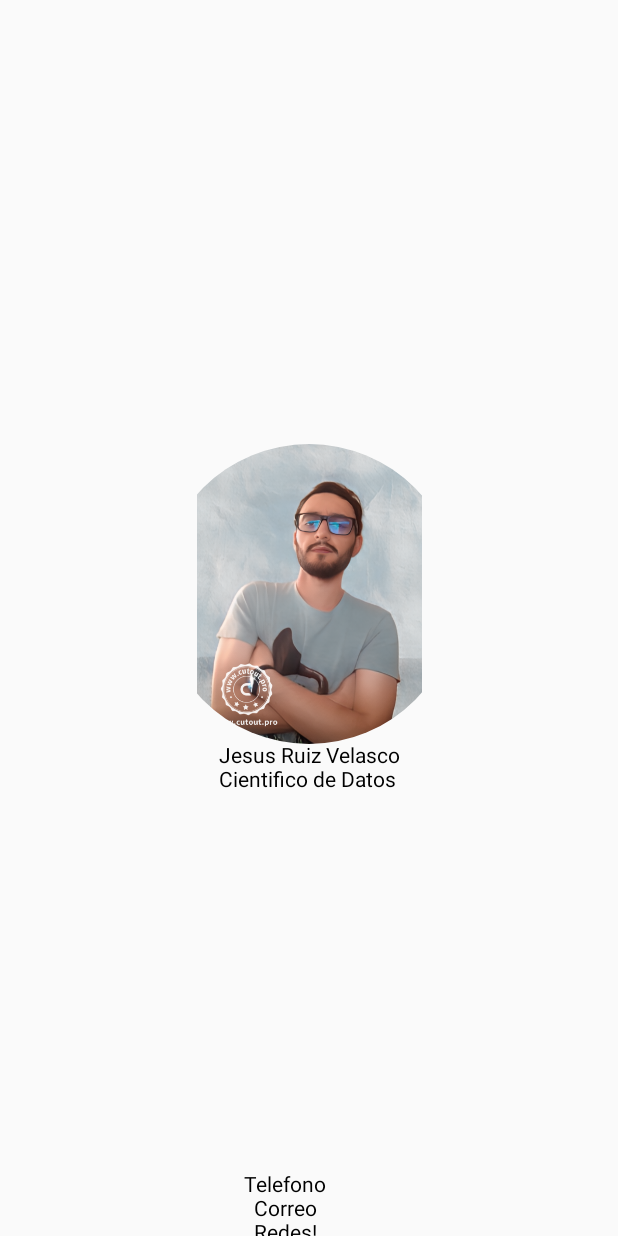
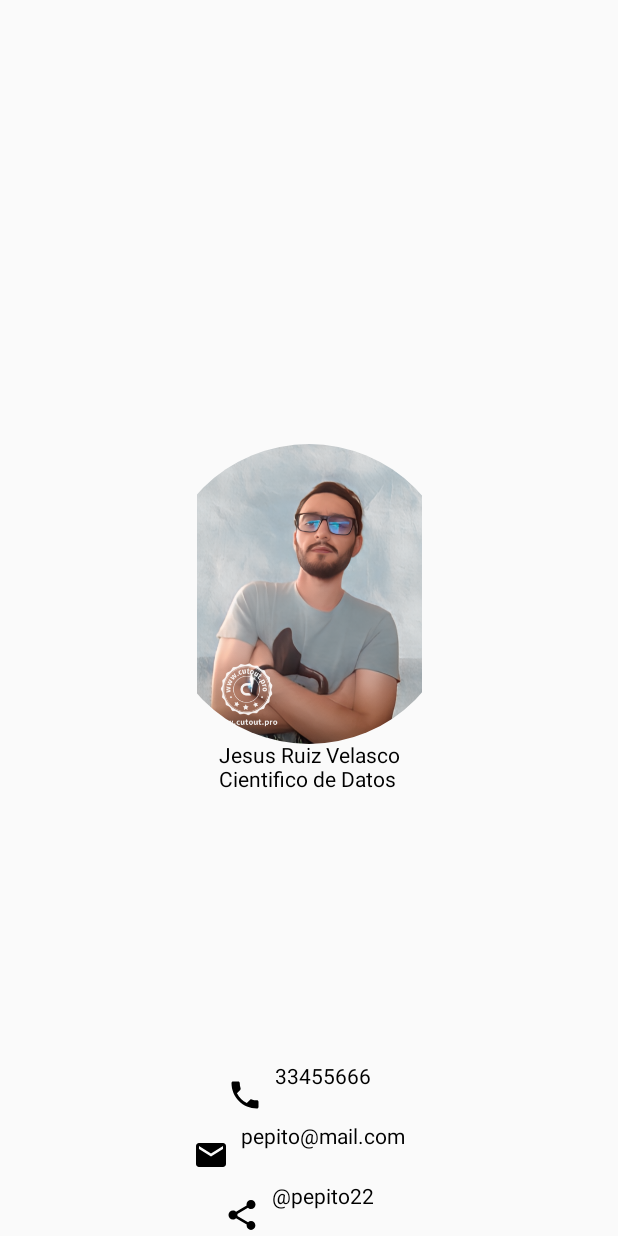
Before and after one commit to jesus1080/PracticaAndroid, an Android app built with Jetpack Compose: the screen it shows after launch (MainActivity), on a phone screen of 412 x 824 dp. Run offline under Robolectric (Android 15) with nearby library versions, the light colour scheme and no system bars.

Commit message:
feat: add icons

```diff
--- a/app/src/main/java/com/example/presentacion/MainActivity.kt
+++ b/app/src/main/java/com/example/presentacion/MainActivity.kt
@@ -11,12 +11,19 @@ import androidx.compose.ui.Modifier
 import androidx.compose.ui.tooling.preview.Preview
 import com.example.presentacion.ui.theme.PresentacionTheme
 import androidx.compose.foundation.Image
+import androidx.compose.foundation.gestures.draggable
 import androidx.compose.foundation.layout.*
 import androidx.compose.foundation.shape.CircleShape
+import androidx.compose.material.Icon
 import androidx.compose.ui.draw.clip
 import androidx.compose.ui.res.painterResource
 import androidx.compose.ui.unit.dp
 import androidx.compose.ui.Alignment
+import androidx.compose.material.icons.Icons
+import androidx.compose.material.icons.filled.Email
+import androidx.compose.material.icons.filled.Home
+import androidx.compose.material.icons.filled.Phone
+import androidx.compose.material.icons.filled.Share
 
 
 class MainActivity : ComponentActivity() {
@@ -62,16 +69,46 @@ fun Datos(name: String, ocupacion: String) {
 @Composable
 fun Contacto() {
     Column(
-        modifier = Modifier.size(200.dp).offset(x=90.dp,y=630.dp),
+        modifier = Modifier
+            .size(200.dp)
+            .offset(x = 95.dp, y = 630.dp),
         horizontalAlignment = Alignment.CenterHorizontally,
         verticalArrangement = Arrangement.Bottom
     ) {
-        Text( "Telefono")
-        Text( "Correo")
-        Text( "Redes!")
+        Telefono(item = "33455666")
+        Correo(item = "pepito@mail.com")
+        Redes(item = "@pepito22")
     }
 }
 
+@Composable
+fun Telefono(item:String){
+    Row(){
+        Icon(imageVector = Icons.Default.Phone, contentDescription = item,modifier = Modifier.padding(8.dp))
+        Text(text = item)
+    }
+
+}
+@Composable
+fun Correo(item:String){
+    Row(){
+        Icon(imageVector = Icons.Default.Email,
+            contentDescription = item,
+            modifier = Modifier.padding(8.dp)
+        )
+        Text(text = item)
+    }
+
+}
+
+@Composable
+fun Redes(item:String){
+    Row(){
+        Icon(imageVector = Icons.Default.Share, contentDescription = item,modifier = Modifier.padding(8.dp))
+        Text(text = item)
+    }
+
+}
 
 
 
```
